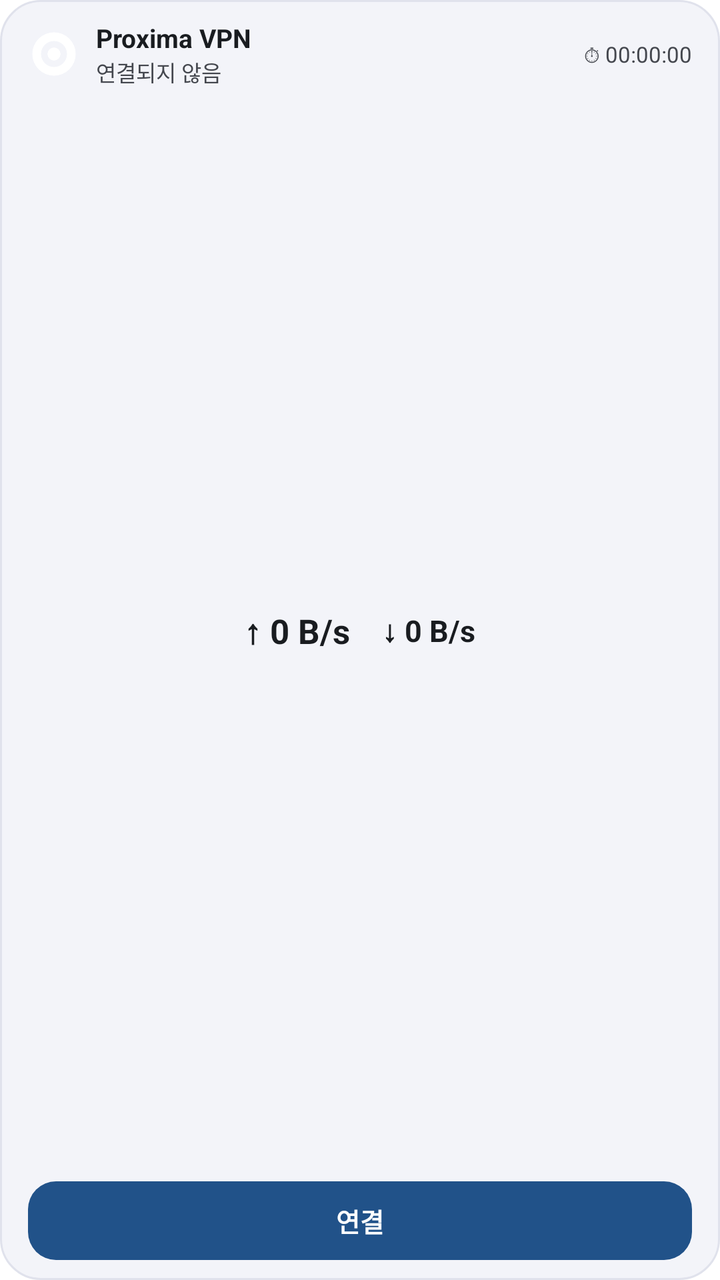
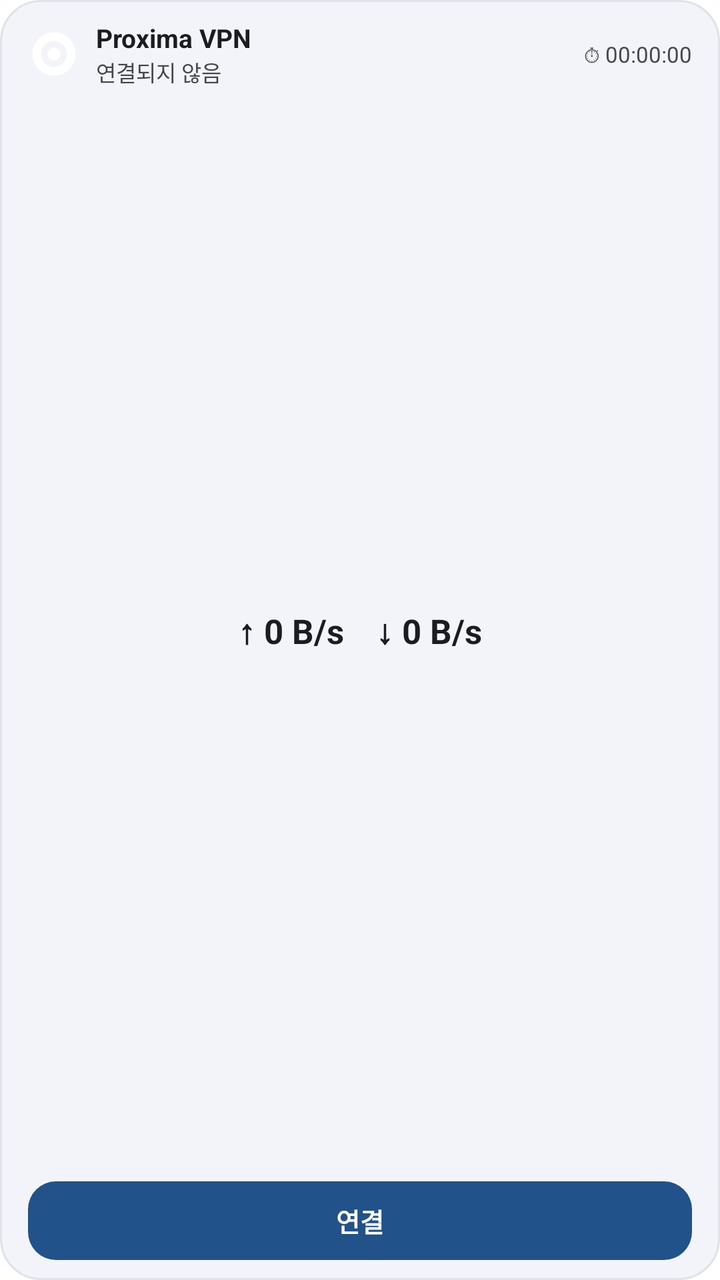

Compare the two renders of this Android layout. The source of the first and the diff that turns it into the second are given below.
<!-- AndroidManifest.xml: fallback theme Theme.MaterialComponents.DayNight.NoActionBar -->
<!-- res/layout/widget_proxima_large.xml -->
<?xml version="1.0" encoding="utf-8"?>
<LinearLayout xmlns:android="http://schemas.android.com/apk/res/android"
    android:id="@+id/widget_container"
    android:layout_width="match_parent"
    android:layout_height="match_parent"
    android:background="@drawable/widget_background"
    android:orientation="vertical"
    android:paddingHorizontal="14dp"
    android:paddingVertical="10dp">

    
    <LinearLayout
        android:layout_width="match_parent"
        android:layout_height="wrap_content"
        android:gravity="center_vertical"
        android:orientation="horizontal">

        <ImageView
            android:id="@+id/widget_icon"
            android:layout_width="26dp"
            android:layout_height="26dp"
            android:contentDescription="Proxima Icon"
            android:src="@drawable/ic_stat_proxima" />

        <LinearLayout
            android:layout_width="0dp"
            android:layout_height="wrap_content"
            android:layout_marginStart="8dp"
            android:layout_marginEnd="6dp"
            android:layout_weight="1"
            android:orientation="vertical">

            <TextView
                android:id="@+id/widget_title"
                android:layout_width="wrap_content"
                android:layout_height="wrap_content"
                android:text="Proxima VPN"
                android:textColor="@color/widget_text_primary"
                android:textSize="13sp"
                android:textStyle="bold" />

            <TextView
                android:id="@+id/widget_node"
                android:layout_width="wrap_content"
                android:layout_height="wrap_content"
                android:ellipsize="end"
                android:maxLines="1"
                android:text="연결되지 않음"
                android:textColor="@color/widget_text_secondary"
                android:textSize="11sp" />
        </LinearLayout>

        <TextView
            android:id="@+id/widget_uptime"
            android:layout_width="wrap_content"
            android:layout_height="wrap_content"
            android:text="⏱ 00:00:00"
            android:textColor="@color/widget_text_secondary"
            android:textSize="11sp" />
    </LinearLayout>

    
    <LinearLayout
        android:id="@+id/widget_traffic_layout"
        android:layout_width="match_parent"
        android:layout_height="0dp"
        android:layout_weight="1"
        android:gravity="center"
        android:orientation="horizontal"
        android:paddingVertical="2dp">

        <TextView
            android:id="@+id/widget_traffic_up"
            android:layout_width="wrap_content"
            android:layout_height="wrap_content"
            android:layout_marginEnd="16dp"
            android:text="↑ 0 B/s"
            android:textColor="@color/widget_text_primary"
            android:textSize="17sp"
            android:textStyle="bold" />

        <TextView
            android:id="@+id/widget_traffic_down"
            android:layout_width="wrap_content"
            android:layout_height="wrap_content"
            android:text="↓ 0 B/s"
            android:textColor="@color/widget_text_primary"
            android:textSize="15sp"
            android:textStyle="bold" />
    </LinearLayout>

    
    <TextView
        android:id="@+id/widget_button"
        android:layout_width="match_parent"
        android:layout_height="wrap_content"
        android:layout_marginTop="4dp"
        android:background="@drawable/widget_button_disconnected"
        android:gravity="center"
        android:paddingVertical="10dp"
        android:text="연결"
        android:textColor="#FFFFFF"
        android:textSize="13sp"
        android:textStyle="bold" />

</LinearLayout>
<!-- resources referenced by this layout -->
<resources>
  <color name="widget_text_primary">#191C20</color>
  <color name="widget_text_secondary">#44474E</color>
  <!-- drawable ic_stat_proxima (drawable) -->
  <vector xmlns:android="http://schemas.android.com/apk/res/android"
      android:width="24dp"
      android:height="24dp"
      android:viewportWidth="24"
      android:viewportHeight="24">
      <path
          android:fillColor="#FFFFFFFF"
          android:pathData="M12,2A10,10 0,1 0,12 22A10,10 0,0 0,12 2M12,6A6,6 0,1 1,12 18A6,6 0,0 1,12 6M12,9A3,3 0,1 0,12 15A3,3 0,0 0,12 9" />
  </vector>
  <!-- drawable widget_background (drawable) -->
  <?xml version="1.0" encoding="utf-8"?>
  <shape xmlns:android="http://schemas.android.com/apk/res/android"
      android:shape="rectangle">
      <solid android:color="@color/widget_background_color" />
      <corners android:radius="20dp" />
      <stroke
          android:width="1dp"
          android:color="@color/widget_stroke_color" />
  </shape>
  <!-- drawable widget_button_disconnected (drawable) -->
  <?xml version="1.0" encoding="utf-8"?>
  <shape xmlns:android="http://schemas.android.com/apk/res/android"
      android:shape="rectangle">
      <solid android:color="#215289" />
      <corners android:radius="14dp" />
  </shape>
  <color name="widget_background_color">#F3F4F9</color>
  <color name="widget_stroke_color">#E0E2EC</color>
</resources>

<!-- the commit's change to res/layout/widget_proxima_large.xml (unified diff, before → after) -->
@@ -85,7 +85,7 @@
             android:layout_height="wrap_content"
             android:text="↓ 0 B/s"
             android:textColor="@color/widget_text_primary"
-            android:textSize="15sp"
+            android:textSize="17sp"
             android:textStyle="bold" />
     </LinearLayout>
 
